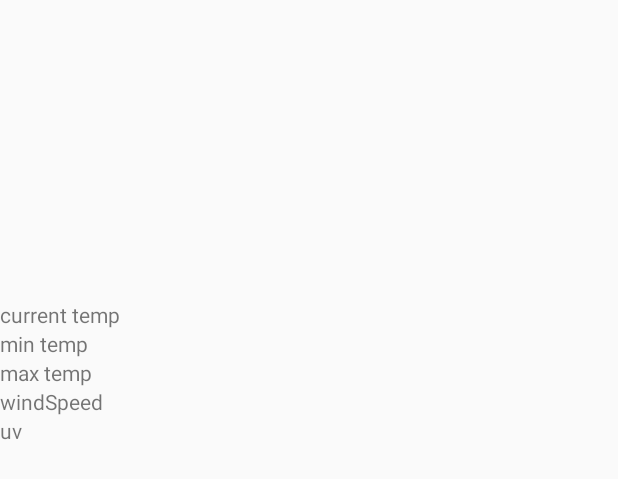
After one commit to RamanpreetSingh4/CST2355-AndroidLabs, an Android app: the layout activity_weatherforecast.xml on its own in the app's theme, with its tools: preview values and no code run, on a phone screen of 412 x 824 dp. The commit adds this screen. Shown: the top 479 px of the screen. Run offline under Robolectric (Android 15) with nearby library versions, the light colour scheme and no system bars.

Commit message:
LAB 7(WEATHER FORECAST)

```diff
--- a/app/src/main/res/layout/activity_main_profile.xml
+++ b/app/src/main/res/layout/activity_main_profile.xml
@@ -113,4 +113,10 @@
         android:layout_height="wrap_content"
         android:text="Go To Toolbar" />
 
+    <Button
+        android:id="@+id/button4"
+        android:layout_width="match_parent"
+        android:layout_height="wrap_content"
+        android:text="Go to Weather Forecast" />
+
 </LinearLayout>
--- /dev/null
+++ b/app/src/main/res/layout/activity_weatherforecast.xml
@@ -0,0 +1,56 @@
+<?xml version="1.0" encoding="utf-8"?>
+<LinearLayout xmlns:android="http://schemas.android.com/apk/res/android"
+    xmlns:app="http://schemas.android.com/apk/res-auto"
+    xmlns:tools="http://schemas.android.com/tools"
+    android:layout_width="match_parent"
+    android:layout_height="match_parent"
+    tools:context=".weatherForecast"
+    android:orientation="vertical">
+
+
+    <ImageView
+        android:id="@+id/weather"
+        android:layout_width="200dp"
+        android:layout_height="200dp"/>
+
+    <TextView
+        android:id="@+id/currentTemp"
+        android:layout_width="wrap_content"
+        android:layout_height="wrap_content"
+        android:layout_alignParentLeft="true"
+        android:text="current temp"/>
+    <TextView
+        android:id="@+id/minTemp"
+        android:layout_width="wrap_content"
+        android:layout_height="wrap_content"
+        android:layout_alignParentLeft="true"
+        android:text="min temp"/>
+
+    <TextView
+        android:id="@+id/maxTemp"
+        android:layout_width="wrap_content"
+        android:layout_height="wrap_content"
+        android:layout_alignParentLeft="true"
+        android:text="max temp"/>
+
+    <TextView
+        android:id="@+id/windSpeed"
+        android:layout_width="wrap_content"
+        android:layout_height="wrap_content"
+        android:layout_below="@id/minTemp"
+        android:layout_alignParentLeft="true"
+        android:text="windSpeed"/>
+    <TextView
+        android:id="@+id/uvRating"
+        android:layout_width="wrap_content"
+        android:layout_height="wrap_content"
+        android:layout_alignParentLeft="true"
+        android:text="uv"/>
+
+    <ProgressBar
+        android:layout_width="match_parent"
+        android:layout_height="wrap_content"
+        android:visibility="invisible"
+        android:id="@+id/progressBar"
+        style="?android:attr/progressBarStyleHorizontal"/>
+</LinearLayout>
--- /dev/null
+++ b/app/src/main/res/values/dimens.xml
@@ -0,0 +1,6 @@
+<resources>
+    <!-- Default screen margins, per the Android Design guidelines. -->
+    <dimen name="activity_horizontal_margin">16dp</dimen>
+    <dimen name="activity_vertical_margin">16dp</dimen>
+    <dimen name="fab_margin">16dp</dimen>
+</resources>
--- a/build.gradle
+++ b/build.gradle
@@ -7,7 +7,7 @@ buildscript {
 
     }
     dependencies {
-        classpath 'com.android.tools.build:gradle:3.3.1'
+        classpath 'com.android.tools.build:gradle:3.3.2'
 
         // NOTE: Do not place your application dependencies here; they belong
         // in the individual module build.gradle files
```
Also changed, not shown: app/src/main/AndroidManifest.xml (+6 -3 lines), app/src/main/java/com/example/androidlabs/ProfileActivity.java (+11 -0 lines), app/src/main/java/com/example/androidlabs/weatherForecast.java (added, +244 -0 lines).
